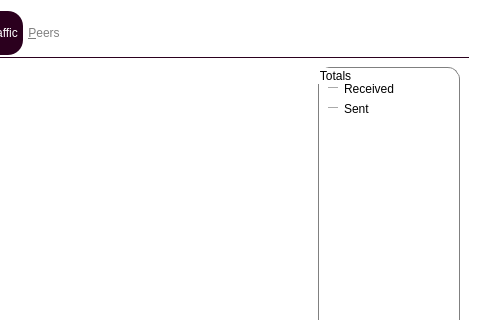
Above: src/qt/forms/debugwindow.ui from noirofficial/noir before the change; both pictures show x 202 to 682 and y 0 to 320 of the 682 by 614 pixel window. Below: the same form after it.
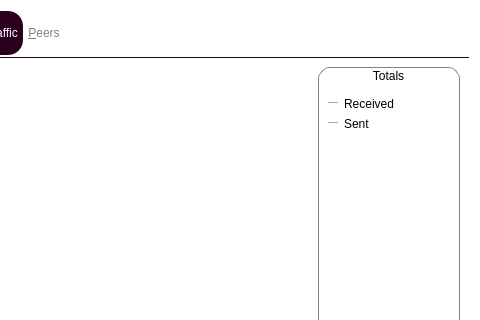
That is the form after the change. Icons and pictures are not drawn. Custom widgets are drawn as their Qt base class.

Commit message: fix layout spacings

Diff of the .ui file:
```diff
--- a/src/qt/forms/debugwindow.ui
+++ b/src/qt/forms/debugwindow.ui
@@ -743,6 +743,9 @@
            <property name="title">
             <string>Totals</string>
            </property>
+           <property name="alignment">
+            <set>Qt::AlignCenter</set>
+           </property>
            <layout class="QVBoxLayout" name="verticalLayout_5">
             <item>
              <spacer name="verticalSpacer_5">
@@ -755,7 +758,7 @@
               <property name="sizeHint" stdset="0">
                <size>
                 <width>20</width>
-                <height>5</height>
+                <height>20</height>
                </size>
               </property>
              </spacer>
```
The commit also changes 1 other file.
